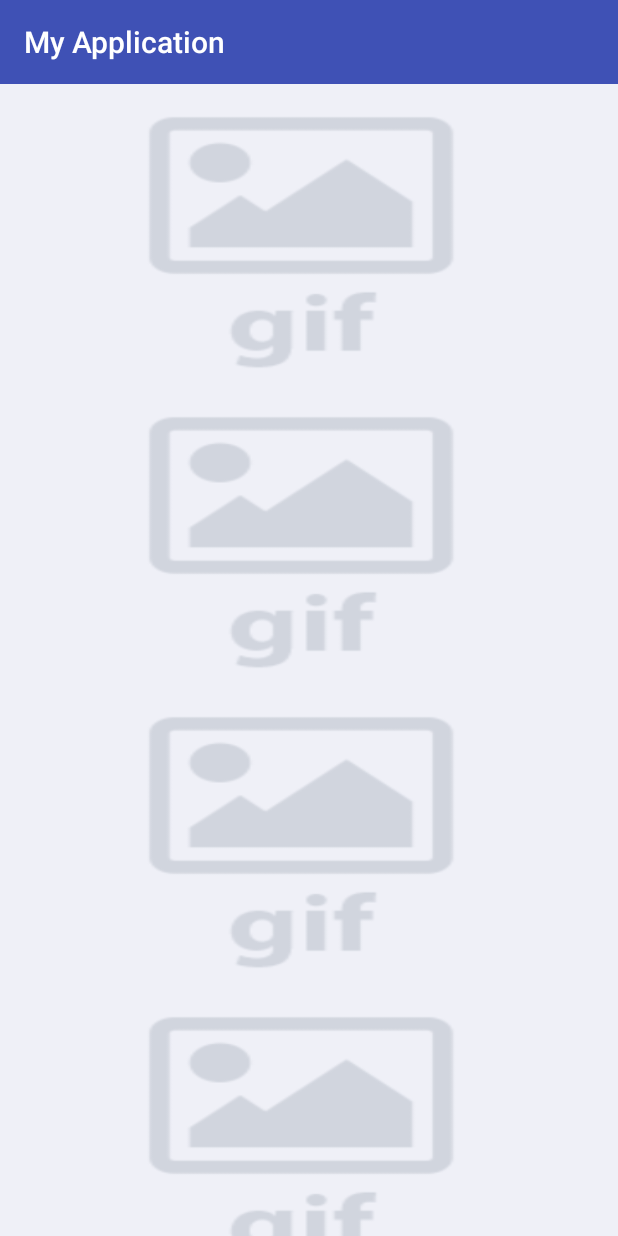
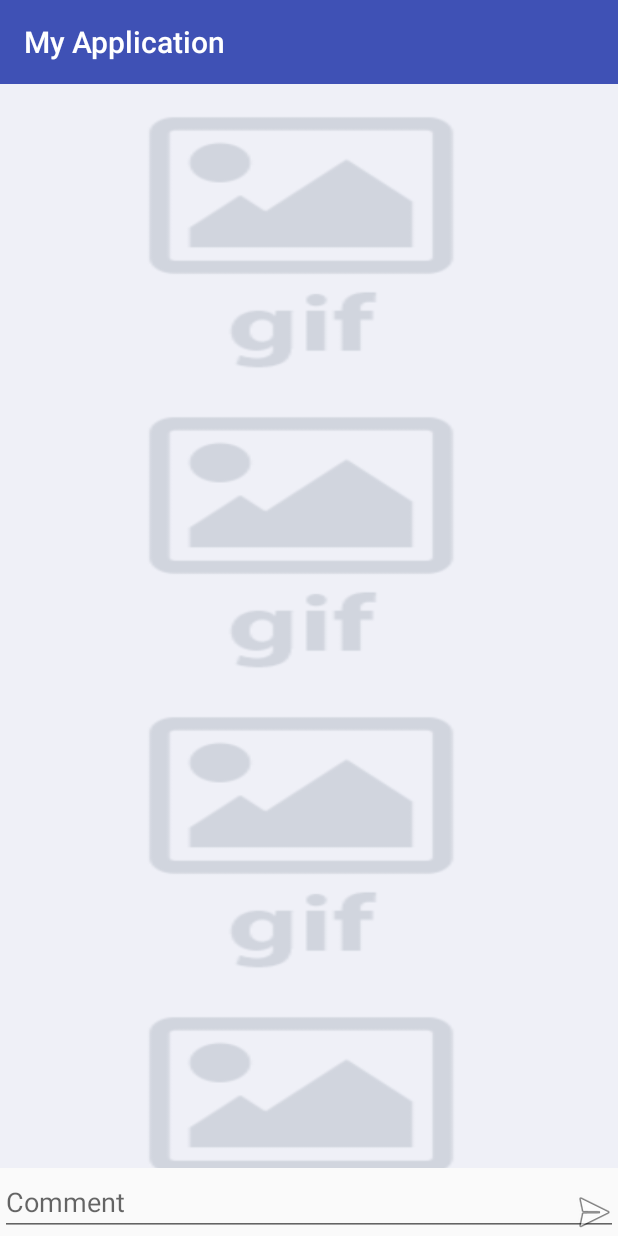
Before and after one commit to isaaclzq/gif, an Android app: the screen it shows after launch (MainActivity), on a phone screen of 412 x 824 dp. Run offline under Robolectric (Android 15) with nearby library versions, the phone set to English and light mode, and no system bars; our stand-ins replace ButterKnife; pictures from the network do not load; 1 statement that could not run was skipped.

Commit message:
Added edit text

```diff
--- a/app/src/main/java/com/example/pixdev32/myapplication/MainActivity.java
+++ b/app/src/main/java/com/example/pixdev32/myapplication/MainActivity.java
@@ -5,6 +5,8 @@ import android.support.v7.app.AppCompatActivity;
 import android.os.Bundle;
 import android.support.v7.widget.LinearLayoutManager;
 import android.support.v7.widget.RecyclerView;
+import android.widget.EditText;
+import android.widget.ImageButton;
 
 import com.example.pixdev32.myapplication.V2.GifAdapterV2;
 
@@ -41,6 +43,12 @@ public class MainActivity extends AppCompatActivity {
 
     @BindView(R.id.gif_recycler)
     RecyclerView mRecycler;
+
+    @BindView(R.id.gif_comment)
+    GifEditText editText;
+
+    @BindView(R.id.gif_post_btn)
+    ImageButton post;
 
     private Unbinder mUnbinder;
     private List gifList;
--- a/app/src/main/java/com/example/pixdev32/myapplication/V2/MyGifImageView.java
+++ b/app/src/main/java/com/example/pixdev32/myapplication/V2/MyGifImageView.java
@@ -61,6 +61,7 @@ public class MyGifImageView extends GifImageView {
 
     @Override
     protected void onMeasure(int widthMeasureSpec, int heightMeasureSpec) {
+
         int width = MeasureSpec.getSize(widthMeasureSpec);
         int height = MeasureSpec.getSize(heightMeasureSpec);
 
@@ -90,7 +91,7 @@ public class MyGifImageView extends GifImageView {
                 if(gifDrawable != null){
                     int ratio = (((GifDrawable)gifDrawable).getCurrentFrame().getWidth() / (((GifDrawable)gifDrawable).getCurrentFrame().getHeight()));
                     if(ratio > 0)
-                        height = width * 1 / ((((GifDrawable)gifDrawable).getCurrentFrame().getWidth() / (((GifDrawable)gifDrawable).getCurrentFrame().getHeight())));
+                        height = width * 1 / ratio;
                 }
                 if(height == 0) height = MAX_HEIGHT;
                 break;
--- a/app/src/main/res/layout/activity_main.xml
+++ b/app/src/main/res/layout/activity_main.xml
@@ -1,5 +1,5 @@
 <?xml version="1.0" encoding="utf-8"?>
-<LinearLayout xmlns:android="http://schemas.android.com/apk/res/android"
+<RelativeLayout xmlns:android="http://schemas.android.com/apk/res/android"
     xmlns:app="http://schemas.android.com/apk/res-auto"
     xmlns:tools="http://schemas.android.com/tools"
     android:layout_width="match_parent"
@@ -9,6 +9,22 @@
     <android.support.v7.widget.RecyclerView
         android:id="@+id/gif_recycler"
         android:layout_width="match_parent"
-        android:layout_height="match_parent">
+        android:layout_height="match_parent"
+        android:layout_above="@+id/gif_comment">
     </android.support.v7.widget.RecyclerView>
-</LinearLayout>
+
+    <com.example.pixdev32.myapplication.GifEditText
+        android:id="@+id/gif_comment"
+        android:layout_width="match_parent"
+        android:layout_height="wrap_content"
+        android:layout_alignParentBottom="true"
+        android:hint="Comment"/>
+
+    <ImageButton
+        android:id="@+id/gif_post_btn"
+        android:layout_width="wrap_content"
+        android:layout_height="wrap_content"
+        android:layout_alignParentEnd="true"
+        android:layout_alignParentBottom="true"
+        android:background="@android:drawable/ic_menu_send"/>
+</RelativeLayout>
--- a/app/src/main/res/values/colors.xml
+++ b/app/src/main/res/values/colors.xml
@@ -2,5 +2,5 @@
 <resources>
     <color name="colorPrimary">#3F51B5</color>
     <color name="colorPrimaryDark">#303F9F</color>
-    <color name="colorAccent">#FF4081</color>
+    <color name="colorAccent">#FF4081</color>zzz
 </resources>
```
Also changed, not shown: app/src/main/java/com/example/pixdev32/myapplication/GifEditText.java (added, +63 -0 lines).
